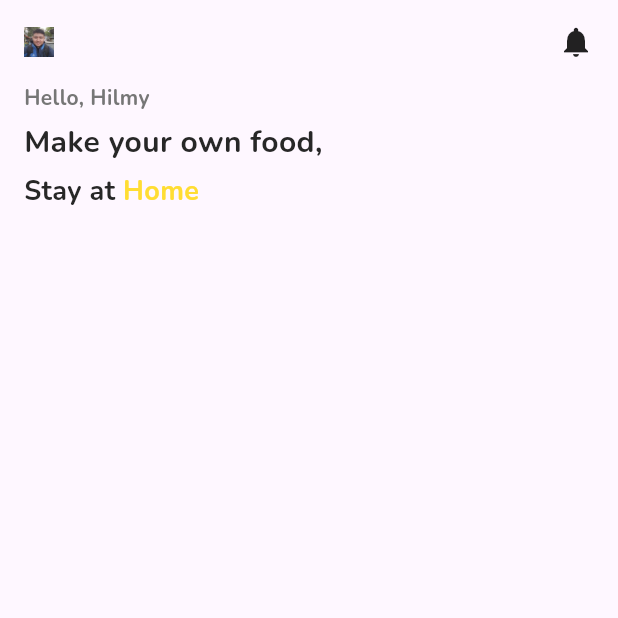
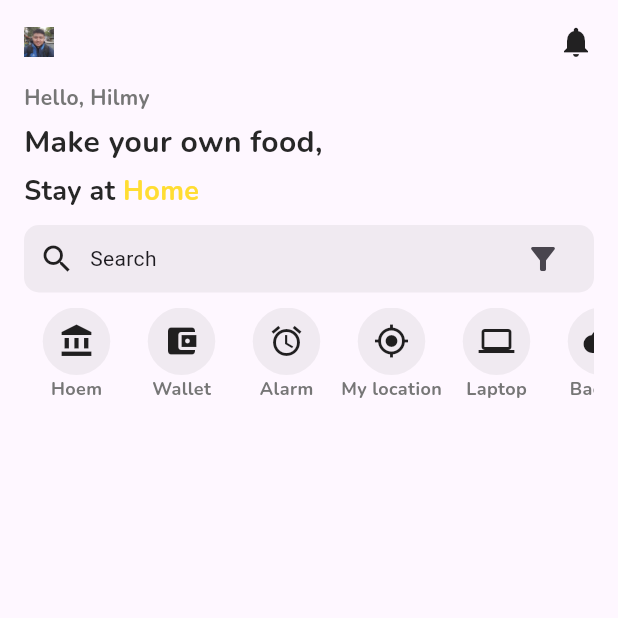
Before and after one commit to achhilmy/RecipeMenu, a Flutter app: the screen it shows after launch, on a phone screen of 412 x 824 dp, the top half of it. Run offline on Flutter 3.47's test engine with Material 2 defaults, Android fonts, the light colour scheme and no system bars; our stand-ins replace google_fonts.

Commit message:
second commit

```diff
--- /dev/null
+++ b/lib/models/item_model.dart
@@ -0,0 +1,12 @@
+import 'package:flutter/material.dart';
+
+class ItemModel {
+  // class constructor
+  ItemModel(this.id, this.icon, this.title, this.description);
+
+  // class fields
+  final int id;
+  final IconData icon;
+  final String title;
+  final String description;
+}
--- a/lib/ui/pages/home_page.dart
+++ b/lib/ui/pages/home_page.dart
@@ -1,4 +1,6 @@
 import 'package:flutter/material.dart';
+import 'package:recipe_menu/models/item_model.dart';
+
 import 'package:recipe_menu/ui/widgets/widgets.dart';
 import 'package:recipe_menu/utils/theme.dart';
 
@@ -7,6 +9,20 @@ class HomePage extends StatelessWidget {
 
   @override
   Widget build(BuildContext context) {
+    // Dummy data
+    final List<ItemModel> _items = [
+      ItemModel(0, Icons.account_balance, 'Hoem', 'Some info'),
+      ItemModel(1, Icons.account_balance_wallet, 'Wallet', 'Some info'),
+      ItemModel(2, Icons.alarm, 'Alarm', 'Some info'),
+      ItemModel(3, Icons.my_location, 'My location', 'Some info'),
+      ItemModel(4, Icons.laptop, 'Laptop', 'Some info'),
+      ItemModel(5, Icons.backup, 'Backup', 'Some info'),
+      ItemModel(6, Icons.settings, 'Settings', 'Some info'),
+      ItemModel(7, Icons.call, 'Call', 'Some info'),
+      ItemModel(8, Icons.restore, 'Restore', 'Some info'),
+      ItemModel(9, Icons.camera_alt, 'Camera', 'Some info'),
+    ];
+
     return Scaffold(
       body: SafeArea(
         child: Container(
@@ -15,9 +31,25 @@ class HomePage extends StatelessWidget {
             child: Column(
               children: [
                 //header
-                CardHeaderHome()
+                CardHeaderHome(),
                 //search bar
+                SizedBox(height: 10),
+                CardSearch(),
                 //menu slider
+                SizedBox(height: 10),
+
+                Container(
+                  height: 100,
+                  child: ListView.builder(
+                      scrollDirection: Axis.horizontal,
+                      itemCount: _items.length,
+                      itemBuilder: (BuildContext context, int itemIndex) {
+                        return IconsMenuWidget(
+                            title: _items[itemIndex].title,
+                            icons: _items[itemIndex].icon);
+                      }),
+                )
+
                 //recipe populer
               ],
             ),
--- /dev/null
+++ b/lib/ui/widgets/card_search_widget.dart
@@ -0,0 +1,30 @@
+part of 'widgets.dart';
+
+class CardSearch extends StatelessWidget {
+  const CardSearch({super.key});
+
+  @override
+  Widget build(BuildContext context) {
+    return Container(
+      height: 45,
+      padding: EdgeInsets.only(left: 10, right: 10),
+      decoration: BoxDecoration(
+          borderRadius: BorderRadius.circular(10),
+          color: cGrey.withOpacity(0.1)),
+      child: Row(
+        mainAxisAlignment: MainAxisAlignment.spaceBetween,
+        children: [
+          Row(
+            children: [
+              Icon(Icons.search),
+              SizedBox(width: 10),
+              Text("Search")
+              // TextField(),
+            ],
+          ),
+          IconButton(onPressed: () {}, icon: Icon(Icons.filter_alt))
+        ],
+      ),
+    );
+  }
+}
--- /dev/null
+++ b/lib/ui/widgets/icons_menu_widget.dart
@@ -0,0 +1,31 @@
+part of 'widgets.dart';
+
+class IconsMenuWidget extends StatelessWidget {
+  const IconsMenuWidget({super.key, this.icons, this.title});
+
+  final String? title;
+  final IconData? icons;
+
+  @override
+  Widget build(BuildContext context) {
+    return Container(
+      width: 70,
+      child: Column(
+        children: [
+          Container(
+            height: 45,
+            width: 45,
+            decoration: BoxDecoration(
+                color: cGrey.withOpacity(0.1),
+                borderRadius: BorderRadius.circular(45 / 2)),
+            child: Icon(icons),
+          ),
+          Text(
+            title.toString(),
+            style: titleHeader.copyWith(color: cGrey, fontSize: 12),
+          )
+        ],
+      ),
+    );
+  }
+}
--- a/lib/ui/widgets/widgets.dart
+++ b/lib/ui/widgets/widgets.dart
@@ -2,3 +2,5 @@ import 'package:flutter/material.dart';
 import 'package:recipe_menu/utils/theme.dart';
 
 part 'card_header_home.dart';
+part 'card_search_widget.dart';
+part 'icons_menu_widget.dart';
```
Also changed, not shown: 1 other file.
